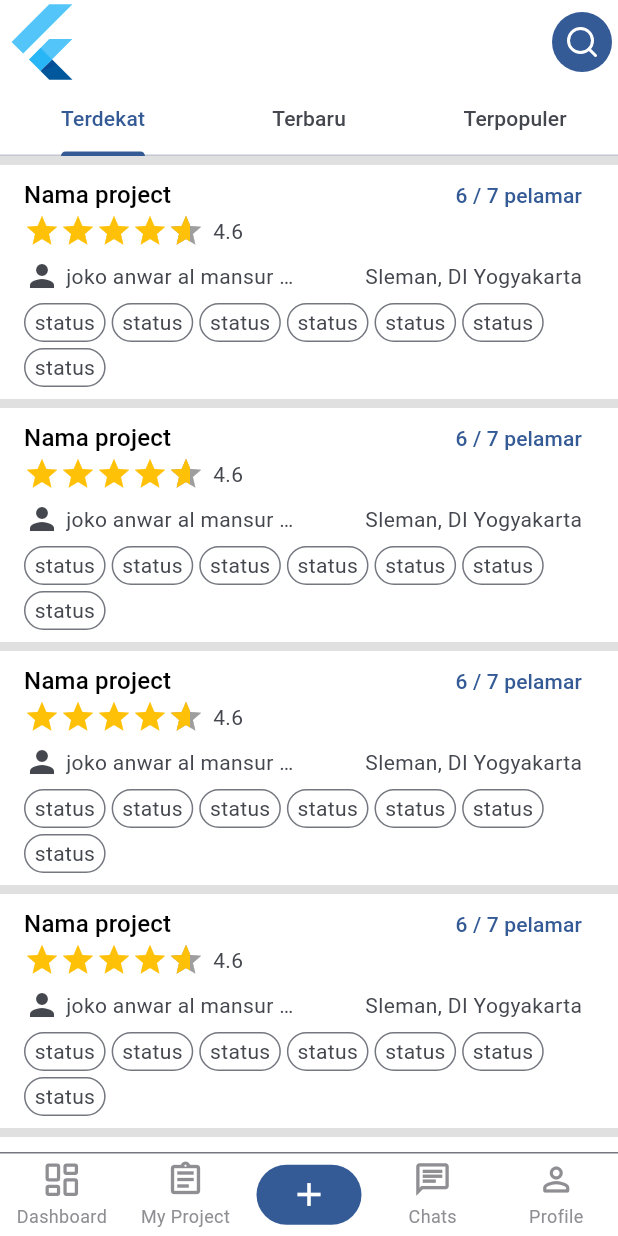
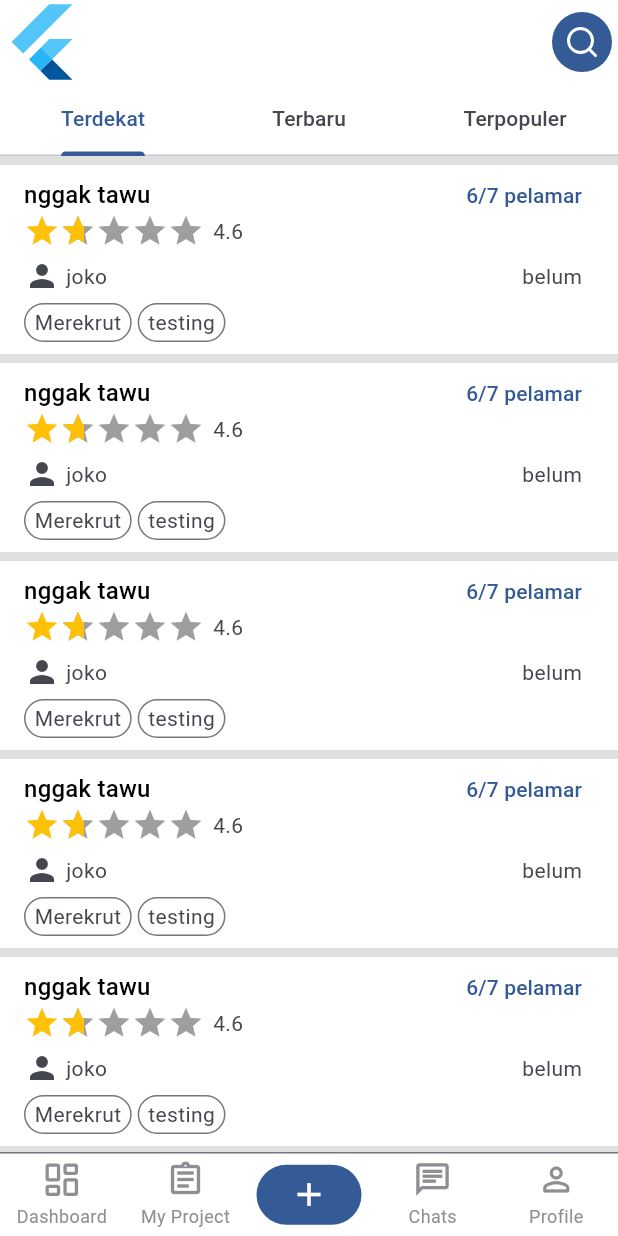
Before and after one commit to Ariyalex/SEJASA, a Flutter app: the screen it shows after launch, on a phone screen of 412 x 824 dp. Run offline on Flutter 3.47's test engine with Material 3 defaults, Android fonts, the phone set to English and light mode, and no system bars; drawn by our look-alikes of flutter_rating_bar, persistent_bottom_nav_bar_v2; our stand-ins replace connectivity_plus, dio, equatable, flex_color_scheme, flutter_bloc, flutter_dotenv and 6 more.

Commit message:
feat: refactor project structure by introducing Project entity and model, update dashboard to utilize new project data, and enhance MyChip widget to display dynamic titles

```diff
--- a/lib/core/widgets/my_chip.dart
+++ b/lib/core/widgets/my_chip.dart
@@ -1,12 +1,13 @@
 import 'package:flutter/material.dart';
 
 class MyChip extends StatelessWidget {
-  const MyChip({super.key, required this.theme});
+  const MyChip({super.key, required this.title});
 
-  final ThemeData theme;
+  final String title;
 
   @override
   Widget build(BuildContext context) {
+    final theme = Theme.of(context);
     return Container(
       decoration: BoxDecoration(
         color: theme.chipTheme.backgroundColor,
@@ -14,7 +15,7 @@ class MyChip extends StatelessWidget {
         borderRadius: BorderRadius.circular(50),
       ),
       padding: EdgeInsets.symmetric(vertical: 2, horizontal: 6),
-      child: Text("status"),
+      child: Text(title),
     );
   }
 }
--- /dev/null
+++ b/lib/data/entities/project.dart
@@ -0,0 +1,82 @@
+import 'package:equatable/equatable.dart';
+import 'package:sejasa/data/value_objects/project_status.dart';
+
+class Project extends Equatable {
+  final String id;
+  final String title;
+  final String address;
+  final ProjectStatus status;
+  final String distance;
+  final String participant;
+  final String category;
+  final String? description;
+  final List<String>? requirements;
+  final List<String>? hastags;
+  final String ownerName;
+  final double ownerRating;
+  final String? ownerImagePath;
+
+  const Project({
+    required this.id,
+    required this.title,
+    required this.address,
+    required this.status,
+    required this.distance,
+    required this.participant,
+    required this.category,
+    this.description,
+    this.requirements,
+    this.hastags,
+    required this.ownerName,
+    required this.ownerRating,
+    this.ownerImagePath,
+  });
+
+  Project copyWith({
+    final String? title,
+    final String? address,
+    final ProjectStatus? status,
+    final String? distance,
+    final String? participant,
+    final String? category,
+    final String? description,
+    final List<String>? requirements,
+    final List<String>? hastags,
+    final String? ownerName,
+    final double? ownerRating,
+    final String? ownerImagePath,
+  }) {
+    return Project(
+      id: id,
+      title: title ?? this.title,
+      description: description ?? this.description,
+      address: address ?? this.address,
+      status: status ?? this.status,
+      distance: distance ?? this.distance,
+      participant: participant ?? this.participant,
+      category: category ?? this.category,
+      hastags: hastags ?? this.hastags,
+      requirements: requirements ?? this.requirements,
+      ownerName: ownerName ?? this.ownerName,
+      ownerRating: ownerRating ?? this.ownerRating,
+      ownerImagePath: ownerImagePath ?? this.ownerImagePath,
+    );
+  }
+
+  @override
+  List<Object?> get props => [
+    id,
+    title,
+    description,
+    address,
+    status,
+    distance,
+    participant,
+    category,
+    hastags,
+    requirements,
+    ownerName,
+    ownerRating,
+    ownerImagePath,
+  ];
+}
--- /dev/null
+++ b/lib/data/models/project_model.dart
@@ -0,0 +1,38 @@
+import 'package:sejasa/data/entities/project.dart';
+import 'package:sejasa/data/value_objects/project_status.dart';
+
+class ProjectModel extends Project {
+  const ProjectModel({
+    required super.id,
+    required super.title,
+    required super.address,
+    required super.status,
+    required super.distance,
+    required super.participant,
+    required super.category,
+    super.description,
+    super.requirements,
+    super.hastags,
+    required super.ownerName,
+    required super.ownerRating,
+    super.ownerImagePath,
+  });
+
+  factory ProjectModel.fromJson(Map<String, dynamic> json) {
+    return ProjectModel(
+      id: json['id'],
+      title: json['title'],
+      address: json['address'],
+      status: ProjectStatus.stringToEnum(json['status']),
+      distance: json['distance'],
+      participant: json['participant'],
+      category: json['category'],
+      ownerName: json['owner'],
+      ownerRating: json['owner_rating'],
+      ownerImagePath: json['owner_iamge'],
+      description: json['description'],
+      hastags: json['hastags'],
+      requirements: json['requirements'],
+    );
+  }
+}
--- /dev/null
+++ b/lib/data/value_objects/project_status.dart
@@ -0,0 +1,20 @@
+enum ProjectStatus {
+  hiring('hiring', 'Merekrut'),
+  going('on_going', 'Sedang Berlangsung'),
+  cancled('cancled', 'Dibatalkan'),
+  completed('completed', 'Selesai');
+
+  final String jsonValue;
+  final String label;
+  const ProjectStatus(this.jsonValue, this.label);
+
+  String get display => label;
+  String get toJson => jsonValue;
+
+  static ProjectStatus stringToEnum(String value) {
+    return ProjectStatus.values.firstWhere(
+      (element) => element.jsonValue == value || element.label == value,
+      orElse: () => throw Exception('invalid status value: $value'),
+    );
+  }
+}
--- a/lib/modules/dashboard/view/dashboard_screen.dart
+++ b/lib/modules/dashboard/view/dashboard_screen.dart
@@ -1,7 +1,21 @@
 import 'package:flutter/material.dart';
 import 'package:flutter_hooks/flutter_hooks.dart';
 import 'package:lucide_icons_flutter/lucide_icons.dart';
+import 'package:sejasa/data/entities/project.dart';
+import 'package:sejasa/data/value_objects/project_status.dart';
 import 'package:sejasa/modules/dashboard/widgets/build_project_list_widget.dart';
+
+final dummyProject = Project(
+  id: '1',
+  title: 'nggak tawu',
+  address: 'belum',
+  status: ProjectStatus.hiring,
+  distance: '100m',
+  participant: '6/7',
+  category: 'testing',
+  ownerName: 'joko',
+  ownerRating: 1.67,
+);
 
 class DashboardScreen extends HookWidget {
   const DashboardScreen({super.key});
@@ -12,23 +26,7 @@ class DashboardScreen extends HookWidget {
     final theme = Theme.of(context);
     return Scaffold(
       backgroundColor: theme.focusColor,
-      // appBar: AppBar(
-      //   leading: FlutterLogo(),
-      //   actions: [
-      //     IconButton.filled(
-      //       onPressed: () {},
-      //       icon: Icon(LucideIcons.search, color: theme.colorScheme.onPrimary),
-      //     ),
-      //   ],
-      //   bottom: TabBar(
-      //     controller: tabBarController,
-      //     tabs: [
-      //       Tab(text: "Terdekat"),
-      //       Tab(text: "Terbaru"),
-      //       Tab(text: "Terpopuler"),
-      //     ],
-      //   ),
-      // ),
+
       body: NestedScrollView(
         headerSliverBuilder: (context, innerBoxIsScrolled) {
           return [
@@ -62,9 +60,9 @@ class DashboardScreen extends HookWidget {
           controller: tabBarController,
 
           children: [
-            BuildProjectListWidget(theme: theme),
-            BuildProjectListWidget(theme: theme),
-            BuildProjectListWidget(theme: theme),
+            BuildProjectListWidget(projects: [dummyProject]),
+            BuildProjectListWidget(projects: [dummyProject]),
+            BuildProjectListWidget(projects: [dummyProject]),
           ],
         ),
       ),
--- a/lib/modules/dashboard/widgets/build_project_list_widget.dart
+++ b/lib/modules/dashboard/widgets/build_project_list_widget.dart
@@ -1,11 +1,11 @@
 import 'package:flutter/material.dart';
 import 'package:sejasa/core/utils/log_utils.dart';
+import 'package:sejasa/data/entities/project.dart';
 import 'package:sejasa/modules/dashboard/widgets/project_item_widget.dart';
 
 class BuildProjectListWidget extends StatelessWidget {
-  const BuildProjectListWidget({super.key, required this.theme});
-
-  final ThemeData theme;
+  final List<Project> projects;
+  const BuildProjectListWidget({super.key, required this.projects});
 
   @override
   Widget build(BuildContext context) {
@@ -18,7 +18,7 @@ class BuildProjectListWidget extends StatelessWidget {
         itemCount: 20,
         separatorBuilder: (context, index) => SizedBox(height: 6),
         itemBuilder: (context, index) {
-          return Column(children: [ProjectItemWidget(theme: theme)]);
+          return Column(children: [ProjectItemWidget(project: projects[0])]);
         },
       ),
     );
--- a/lib/modules/dashboard/widgets/project_item_widget.dart
+++ b/lib/modules/dashboard/widgets/project_item_widget.dart
@@ -1,21 +1,22 @@
 import 'package:flutter/material.dart';
 import 'package:flutter_rating_bar/flutter_rating_bar.dart';
 import 'package:sejasa/core/widgets/my_chip.dart';
+import 'package:sejasa/data/entities/project.dart';
 
 class ProjectItemWidget extends StatelessWidget {
-  const ProjectItemWidget({super.key, required this.theme});
-
-  final ThemeData theme;
+  final Project project;
+  const ProjectItemWidget({super.key, required this.project});
 
   @override
   Widget build(BuildContext context) {
+    final theme = Theme.of(context);
     return ListTile(
       title: Row(
         mainAxisAlignment: MainAxisAlignment.spaceBetween,
         children: [
-          Text("Nama project", style: theme.textTheme.titleMedium),
+          Text(project.title, style: theme.textTheme.titleMedium),
           Text(
-            "6 / 7 pelamar",
+            "${project.participant} pelamar",
             style: theme.textTheme.titleSmall!.copyWith(
               color: theme.colorScheme.primary,
             ),
@@ -35,7 +36,7 @@ class ProjectItemWidget extends StatelessWidget {
                 },
                 itemCount: 5,
 
-                rating: 4.6,
+                rating: project.ownerRating,
                 itemSize: 24,
               ),
               Text("4.6"),
@@ -51,7 +52,7 @@ class ProjectItemWidget extends StatelessWidget {
                     Icon(Icons.person),
                     Expanded(
                       child: Text(
-                        "joko anwar al mansur bin sigma",
+                        project.ownerName,
                         overflow: TextOverflow.ellipsis,
                       ),
                     ),
@@ -59,10 +60,7 @@ class ProjectItemWidget extends StatelessWidget {
                 ),
               ),
               Flexible(
-                child: Text(
-                  "Sleman, DI Yogyakarta",
-                  overflow: TextOverflow.ellipsis,
-                ),
+                child: Text(project.address, overflow: TextOverflow.ellipsis),
               ),
             ],
           ),
@@ -70,13 +68,9 @@ class ProjectItemWidget extends StatelessWidget {
             spacing: 4,
             runSpacing: 4,
             children: [
-              MyChip(theme: theme),
-              MyChip(theme: theme),
-              MyChip(theme: theme),
-              MyChip(theme: theme),
-              MyChip(theme: theme),
-              MyChip(theme: theme),
-              MyChip(theme: theme),
+              MyChip(title: project.status.display),
+              MyChip(title: project.category),
+              ...project.hastags?.map<Widget>((e) => MyChip(title: e)) ?? [],
             ],
           ),
         ],
```
